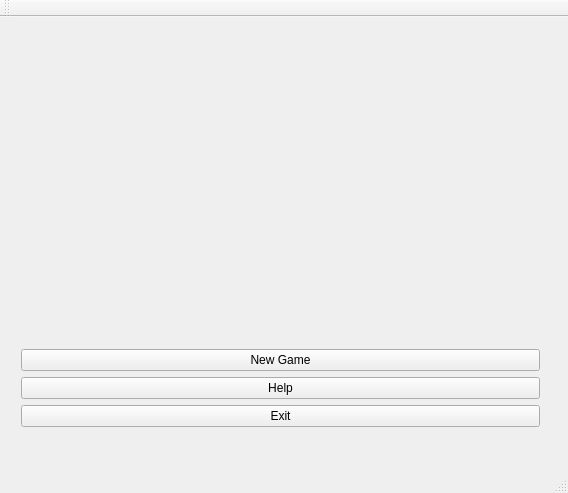
First picture: the form in forms/mainwindow.ui, repository tuxflo/Memory_Qt_GUI, before the edit.
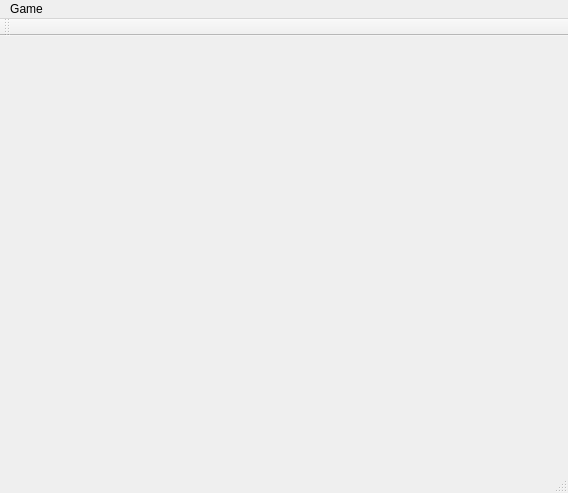
Second picture: the form after the edit.

Commit message:
Built the Basic Game Wizzard for a new game
Now it is possible to go through the wizzard (next and back) and set up a new game.
TODO:
	connect the player_wizzard with the Memory_Engine.

```diff
--- a/forms/mainwindow.ui
+++ b/forms/mainwindow.ui
@@ -13,61 +13,7 @@
   <property name="windowTitle">
    <string>QMemory Main Menu</string>
   </property>
-  <widget class="QWidget" name="centralWidget">
-   <widget class="QWidget" name="">
-    <property name="geometry">
-     <rect>
-      <x>10</x>
-      <y>20</y>
-      <width>541</width>
-      <height>401</height>
-     </rect>
-    </property>
-    <layout class="QGridLayout" name="gridLayout">
-     <item row="0" column="0">
-      <widget class="QLabel" name="mainPicture">
-       <property name="sizePolicy">
-        <sizepolicy hsizetype="Preferred" vsizetype="Preferred">
-         <horstretch>0</horstretch>
-         <verstretch>5</verstretch>
-        </sizepolicy>
-       </property>
-       <property name="text">
-        <string/>
-       </property>
-      </widget>
-     </item>
-     <item row="1" column="0">
-      <layout class="QVBoxLayout" name="verticalLayout">
-       <item>
-        <widget class="QPushButton" name="new_game_button">
-         <property name="text">
-          <string>New Game</string>
-         </property>
-        </widget>
-       </item>
-       <item>
-        <widget class="QPushButton" name="Help_button">
-         <property name="text">
-          <string>Help</string>
-         </property>
-        </widget>
-       </item>
-       <item>
-        <widget class="QPushButton" name="exit_button">
-         <property name="text">
-          <string>Exit</string>
-         </property>
-        </widget>
-       </item>
-      </layout>
-     </item>
-    </layout>
-   </widget>
-   <zorder>mainPicture</zorder>
-   <zorder>layoutWidget</zorder>
-   <zorder>Help_button</zorder>
-  </widget>
+  <widget class="QWidget" name="centralWidget"/>
   <widget class="QMenuBar" name="menuBar">
    <property name="geometry">
     <rect>
@@ -77,6 +23,16 @@
      <height>22</height>
     </rect>
    </property>
+   <widget class="QMenu" name="menuGame">
+    <property name="title">
+     <string>Game</string>
+    </property>
+    <addaction name="actionNew_Game"/>
+    <addaction name="separator"/>
+    <addaction name="actionSettings"/>
+    <addaction name="actionExit"/>
+   </widget>
+   <addaction name="menuGame"/>
   </widget>
   <widget class="QToolBar" name="mainToolBar">
    <attribute name="toolBarArea">
```
Left out of the diff: 15 changed lines with no effect on the pictures. The commit also changes 23 other files.
